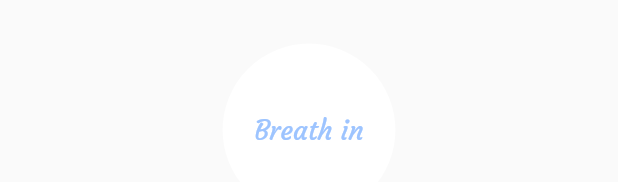
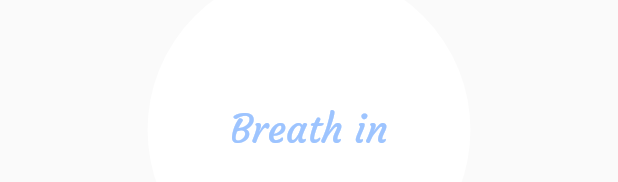
Before and after one commit to Cynnexis/tide, a Flutter app: the BreathingBubble widget shown alone on an empty page, opened directly, on a phone screen of 412 x 824 dp. Shown: the part 488-670 px from the top of the screen. Run offline on Flutter 3.47's test engine with Material 2 defaults, Android fonts, the light colour scheme and no system bars; our stand-ins replace args, flutter_settings_screens, shared_preferences, synchronized; accounts and stored records are empty; generated files the repository leaves out were written again.

Commit message:
:dizzy: Animated the start button
* Changed the breathing circle and its text to be bigger.

```diff
--- a/lib/widget/breathing_bubble.dart
+++ b/lib/widget/breathing_bubble.dart
@@ -36,8 +36,8 @@ class _BreathingBubbleState extends State<BreathingBubble>
     );
 
     _animation = Tween<double>(
-      begin: 100,
-      end: 200,
+      begin: 200,
+      end: 300,
     ).animate(CurvedAnimation(
       parent: _animationController,
       curve: Curves.easeInOut,
@@ -55,6 +55,8 @@ class _BreathingBubbleState extends State<BreathingBubble>
   @override
   void dispose() {
     TideSettings.instanceSync.removeListener(_updateAnimationController);
+    _animationController.removeListener(_updateCircleSize);
+    _animationController.removeStatusListener(_animationControllerStatusListener);
     _animationController.dispose();
     if (widget.controller != null) {
       widget.controller!.removeListener(_breathingBubbleControllerListener);
@@ -100,7 +102,7 @@ class _BreathingBubbleState extends State<BreathingBubble>
                 style: const TextStyle(
                   color: TideTheme.primaryColor,
                   fontFamily: TideTheme.homeFontFamily,
-                  fontSize: 18,
+                  fontSize: 26,
                 ),
               ),
             );
```
Also changed, not shown: lib/page/home_page.dart (+42 -8 lines).
